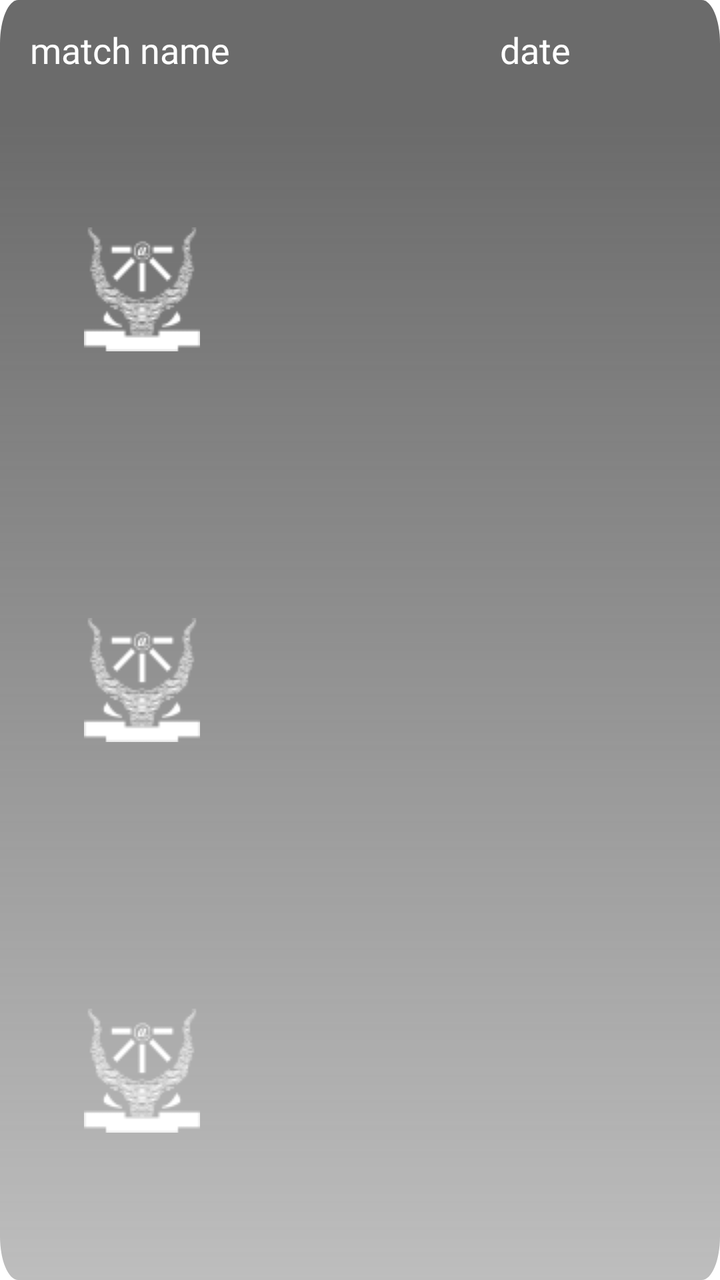
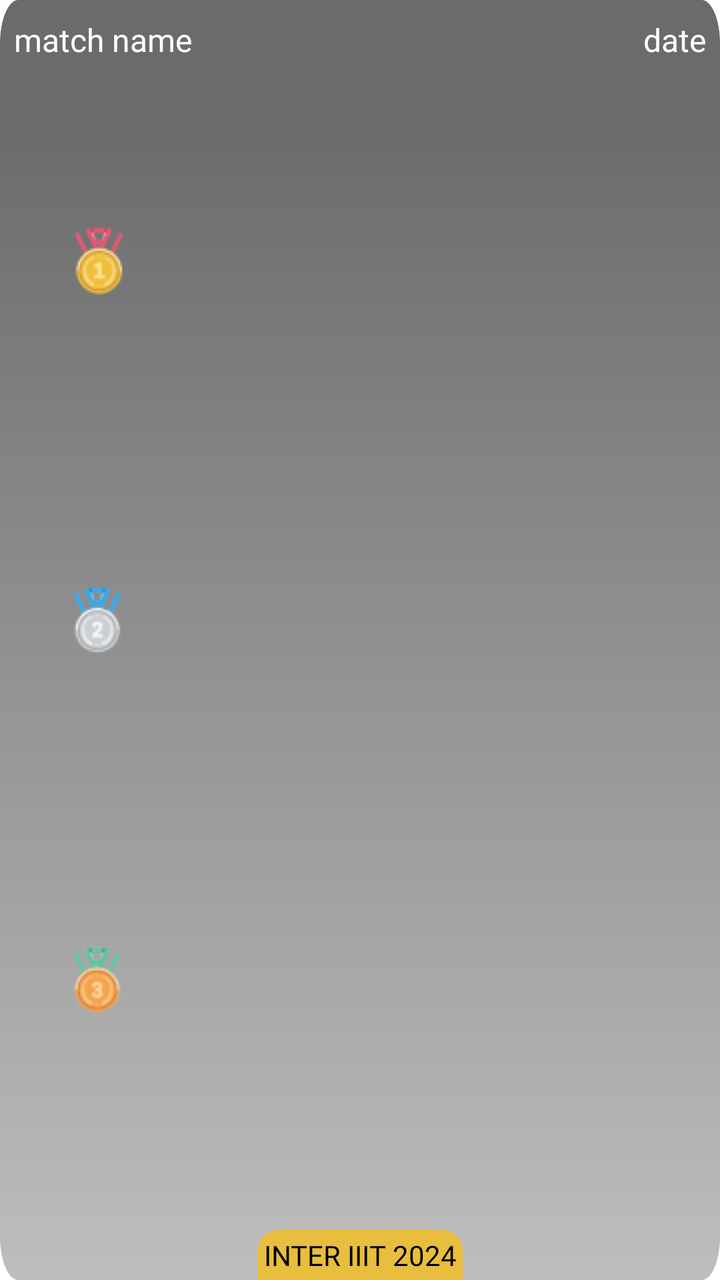

The first picture is an Android layout as it rendered before a commit; the second is the same layout after the commit. The layout source and the unified diff follow.
<!-- AndroidManifest.xml: application theme Theme.NavigationDrawer -->
<!-- res/layout/layout_atheletes.xml -->
<?xml version="1.0" encoding="utf-8"?>
<androidx.constraintlayout.widget.ConstraintLayout xmlns:android="http://schemas.android.com/apk/res/android"
    xmlns:app="http://schemas.android.com/apk/res-auto"
    android:layout_width="match_parent"
    android:layout_height="200dp"
    android:layout_marginHorizontal="10dp"
    android:layout_marginVertical="10dp"
    android:background="@drawable/fade3"
    android:padding="5dp">

    <LinearLayout
        android:id="@+id/lay1"
        android:layout_width="match_parent"
        android:layout_height="40dp"
        android:orientation="horizontal"
        android:weightSum="1"
        app:layout_constraintEnd_toEndOf="parent"
        app:layout_constraintStart_toStartOf="parent"
        app:layout_constraintTop_toTopOf="parent">

        <TextView
            android:id="@+id/matchName"
            android:layout_width="0dp"
            android:layout_height="40dp"
            android:layout_gravity="center_vertical"
            android:layout_weight="0.7"
            android:fontFamily="@font/poppins_semibold"
            android:gravity="center_vertical"
            android:hint="match name"
            android:paddingLeft="10dp"
            android:textAllCaps="true"
            android:textColor="#E9E9E9"
            android:textColorHint="@color/white"
            android:textSize="18sp" />

        <TextView
            android:id="@+id/date"
            android:layout_width="0dp"
            android:layout_height="40dp"
            android:layout_gravity="center_vertical"
            android:layout_weight="0.3"
            android:fontFamily="@font/poppins_semibold"
            android:gravity="center_vertical"
            android:hint="date"
            android:textColor="#E9E9E9"
            android:textColorHint="@color/white"
            android:textSize="18sp" />
    </LinearLayout>

    <LinearLayout
        android:layout_width="match_parent"
        android:layout_height="wrap_content"
        android:layout_marginTop="45dp"
        android:orientation="vertical"
        android:visibility="gone">

        <TextView
            android:id="@+id/time"
            android:layout_width="match_parent"
            android:layout_height="wrap_content"
            android:autoSizeMaxTextSize="20sp"
            android:fontFamily="@font/poppins_medium"
            android:gravity="center"
            android:hint="time"
            android:textColor="@color/white"
            android:textColorHint="@color/white"
            android:textSize="16sp" />
    </LinearLayout>

    <LinearLayout
        android:layout_width="match_parent"
        android:layout_height="0dp"
        android:layout_marginHorizontal="30dp"
        android:orientation="vertical"
        android:padding="2dp"
        android:weightSum="3"
        app:layout_constraintBottom_toBottomOf="parent"
        app:layout_constraintEnd_toEndOf="parent"
        app:layout_constraintStart_toStartOf="parent"
        app:layout_constraintTop_toBottomOf="@id/lay1">

        <TextView
            android:id="@+id/play1"
            android:layout_width="match_parent"
            android:layout_height="0dp"
            android:layout_marginVertical="5dp"
            android:layout_weight="1"
            android:autoSizeMaxTextSize="20sp"
            android:drawablePadding="5dp"
            android:fontFamily="@font/poppins_medium"
            android:gravity="center"
            android:padding="5dp"
            android:textColor="@color/white"
            android:textSize="20sp"
            app:drawableLeftCompat="@drawable/iiita" />

        <TextView
            android:id="@+id/play2"
            android:layout_width="match_parent"
            android:layout_height="0dp"
            android:layout_marginVertical="5dp"
            android:layout_weight="1"
            android:autoSizeMaxTextSize="20sp"
            android:drawablePadding="5dp"
            android:fontFamily="@font/poppins_medium"
            android:gravity="center"
            android:padding="5dp"
            android:textColor="@color/white"
            android:textSize="20sp"
            app:drawableLeftCompat="@drawable/iiita" />

        <TextView
            android:id="@+id/play3"
            android:layout_width="match_parent"
            android:layout_height="0dp"
            android:layout_marginVertical="5dp"
            android:layout_weight="1"
            android:autoSizeMaxTextSize="20sp"
            android:drawablePadding="5dp"
            android:fontFamily="@font/poppins_medium"
            android:gravity="center"
            android:padding="5dp"
            android:textColor="@color/white"
            android:textSize="20sp"
            app:drawableLeftCompat="@drawable/iiita" />

    </LinearLayout>
</androidx.constraintlayout.widget.ConstraintLayout>
<!-- resources referenced by this layout -->
<resources>
  <color name="white">#FFFFFFFF</color>
  <!-- drawable fade3 (drawable) -->
  <vector xmlns:android="http://schemas.android.com/apk/res/android"
      xmlns:aapt="http://schemas.android.com/aapt"
      android:width="400dp"
      android:height="293dp"
      android:viewportWidth="393"
      android:viewportHeight="293">
  
      <path android:pathData="M10,0h373c5.523,0 10,4.477 10,10v273c0,5.523 -4.477,10 -10,10h-373c-5.523,0 -10,-4.477 -10,-10v-273c0,-5.523 4.477,-10 10,-10Z">
          <aapt:attr name="android:fillColor">
              <gradient
                  android:endX="197"
                  android:endY="27.9"
                  android:startX="197"
                  android:startY="293"
                  android:type="linear">
                  <item
                      android:color="#665B5B5B"
                      android:offset="0" />
                  <item
                      android:color="#E65B5B5B"
                      android:offset="1" />
              </gradient>
          </aapt:attr>
      </path>
  </vector>
  <!-- drawable iiita: png bitmap (drawable, 3166 bytes) -->
  <style name="Theme.NavigationDrawer" parent="Theme.MaterialComponents.DayNight.NoActionBar">
          
          <item name="colorPrimary">#FFECA1</item>
          
      </style>
</resources>

<!-- the commit's change to res/layout/layout_atheletes.xml (unified diff, before → after) -->
@@ -5,14 +5,14 @@
     android:layout_height="200dp"
     android:layout_marginHorizontal="10dp"
     android:layout_marginVertical="10dp"
-    android:background="@drawable/fade3"
-    android:padding="5dp">
+    android:background="@drawable/fade3">
 
     <LinearLayout
         android:id="@+id/lay1"
         android:layout_width="match_parent"
         android:layout_height="40dp"
         android:orientation="horizontal"
+        android:padding="5dp"
         android:weightSum="1"
         app:layout_constraintEnd_toEndOf="parent"
         app:layout_constraintStart_toStartOf="parent"
@@ -24,14 +24,14 @@
             android:layout_height="40dp"
             android:layout_gravity="center_vertical"
             android:layout_weight="0.7"
+            android:paddingHorizontal="2dp"
             android:fontFamily="@font/poppins_semibold"
-            android:gravity="center_vertical"
+            android:gravity="center_vertical|start"
             android:hint="match name"
-            android:paddingLeft="10dp"
             android:textAllCaps="true"
             android:textColor="#E9E9E9"
             android:textColorHint="@color/white"
-            android:textSize="18sp" />
+            android:textSize="16sp" />
 
         <TextView
             android:id="@+id/date"
@@ -40,11 +40,12 @@
             android:layout_gravity="center_vertical"
             android:layout_weight="0.3"
             android:fontFamily="@font/poppins_semibold"
-            android:gravity="center_vertical"
+            android:gravity="center_vertical|end"
+            android:paddingHorizontal="2dp"
             android:hint="date"
             android:textColor="#E9E9E9"
             android:textColorHint="@color/white"
-            android:textSize="18sp" />
+            android:textSize="16sp" />
     </LinearLayout>
 
     <LinearLayout
@@ -72,7 +73,6 @@
         android:layout_height="0dp"
         android:layout_marginHorizontal="30dp"
         android:orientation="vertical"
-        android:padding="2dp"
         android:weightSum="3"
         app:layout_constraintBottom_toBottomOf="parent"
         app:layout_constraintEnd_toEndOf="parent"
@@ -83,46 +83,53 @@
             android:id="@+id/play1"
             android:layout_width="match_parent"
             android:layout_height="0dp"
-            android:layout_marginVertical="5dp"
-            android:layout_weight="1"
+            android:layout_weight="0.9"
             android:autoSizeMaxTextSize="20sp"
             android:drawablePadding="5dp"
             android:fontFamily="@font/poppins_medium"
-            android:gravity="center"
             android:padding="5dp"
             android:textColor="@color/white"
             android:textSize="20sp"
-            app:drawableLeftCompat="@drawable/iiita" />
+            app:drawableLeftCompat="@drawable/gold" />
 
         <TextView
             android:id="@+id/play2"
             android:layout_width="match_parent"
             android:layout_height="0dp"
-            android:layout_marginVertical="5dp"
-            android:layout_weight="1"
+            android:layout_weight="0.9"
             android:autoSizeMaxTextSize="20sp"
             android:drawablePadding="5dp"
             android:fontFamily="@font/poppins_medium"
-            android:gravity="center"
             android:padding="5dp"
             android:textColor="@color/white"
             android:textSize="20sp"
-            app:drawableLeftCompat="@drawable/iiita" />
+            app:drawableLeftCompat="@drawable/silver" />
 
         <TextView
             android:id="@+id/play3"
             android:layout_width="match_parent"
             android:layout_height="0dp"
-            android:layout_marginVertical="5dp"
-            android:layout_weight="1"
+            android:layout_weight="0.9"
             android:autoSizeMaxTextSize="20sp"
             android:drawablePadding="5dp"
             android:fontFamily="@font/poppins_medium"
-            android:gravity="center"
             android:padding="5dp"
             android:textColor="@color/white"
             android:textSize="20sp"
-            app:drawableLeftCompat="@drawable/iiita" />
+            app:drawableLeftCompat="@drawable/bronze" />
+    </LinearLayout>
 
-    </LinearLayout>
+    <TextView
+        android:layout_width="wrap_content"
+        android:layout_height="wrap_content"
+        android:background="@drawable/backlesss"
+        android:fontFamily="@font/poppins_medium"
+        android:gravity="center|bottom"
+        android:padding="3dp"
+        android:text="inter iiit 2024"
+        android:textAllCaps="true"
+        android:textColor="@color/black"
+        app:layout_constraintBottom_toBottomOf="parent"
+        app:layout_constraintEnd_toEndOf="parent"
+        app:layout_constraintStart_toStartOf="parent" />
 </androidx.constraintlayout.widget.ConstraintLayout>
<!-- resource entries referenced after the edit -->
@@ -1,6 +1,17 @@
 <!-- resources referenced by this layout -->
 <resources>
+  <color name="black">#FF000000</color>
   <color name="white">#FFFFFFFF</color>
+  <!-- drawable backlesss (drawable) -->
+  <?xml version="1.0" encoding="utf-8"?>
+  <shape xmlns:android="http://schemas.android.com/apk/res/android">
+      <solid android:color="#E9BD3E" /> 
+  
+      <corners
+          android:topLeftRadius="10dp"
+          android:topRightRadius="10dp" />
+  </shape>
+  <!-- drawable bronze: png bitmap (drawable, 2273 bytes) -->
   <!-- drawable fade3 (drawable) -->
   <vector xmlns:android="http://schemas.android.com/apk/res/android"
       xmlns:aapt="http://schemas.android.com/aapt"
@@ -27,7 +38,8 @@
           </aapt:attr>
       </path>
   </vector>
-  <!-- drawable iiita: png bitmap (drawable, 3166 bytes) -->
+  <!-- drawable gold: png bitmap (drawable, 2313 bytes) -->
+  <!-- drawable silver: png bitmap (drawable, 2055 bytes) -->
   <style name="Theme.NavigationDrawer" parent="Theme.MaterialComponents.DayNight.NoActionBar">
           
           <item name="colorPrimary">#FFECA1</item>
